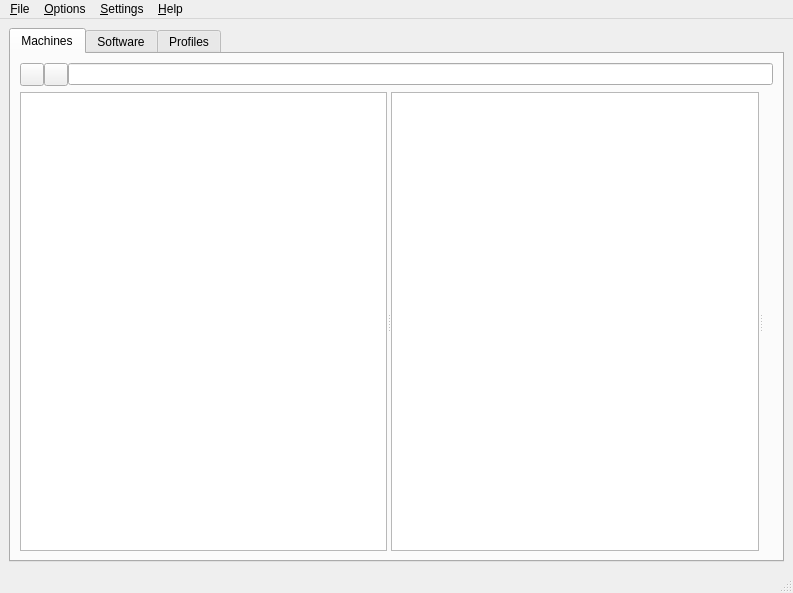
Qt form src/mainwindow.ui (npwoods/bletchmame) before a commit.
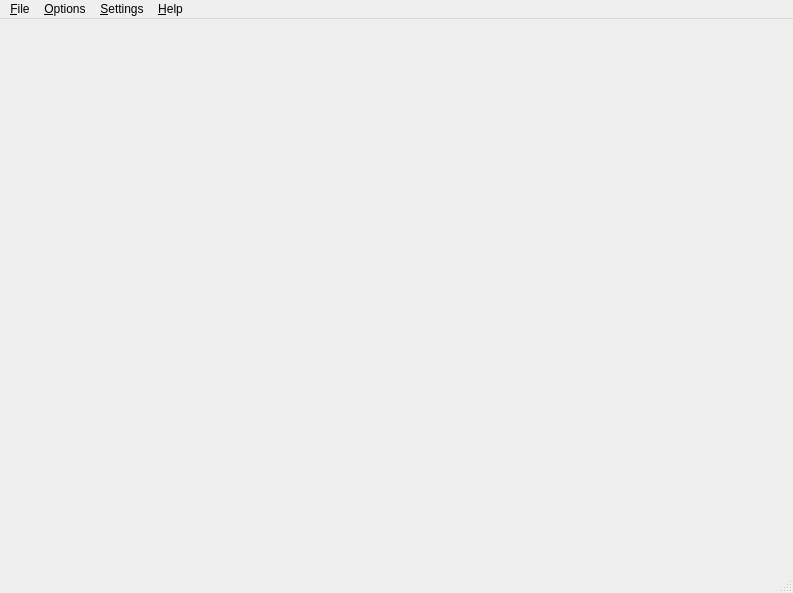
The same form after that commit. Icons and pictures are not drawn.

Commit message: Extracted logic from mainwindow.cpp pertaining to machine/profile/software selection into mainpanel.cpp

Diff of the .ui file:
```diff
--- a/src/mainwindow.ui
+++ b/src/mainwindow.ui
@@ -14,183 +14,22 @@
    <string>BletchMAME</string>
   </property>
   <widget class="QWidget" name="rootWidget">
-   <layout class="QVBoxLayout" name="verticalLayout_2">
-    <item>
-     <widget class="QTabWidget" name="tabWidget">
-      <property name="currentIndex">
-       <number>0</number>
-      </property>
-      <widget class="QWidget" name="machinesTab">
-       <attribute name="title">
-        <string>Machines</string>
-       </attribute>
-       <layout class="QVBoxLayout" name="machinesVerticalLayout">
-        <item>
-         <widget class="QWidget" name="machinesTopWidget" native="true">
-          <property name="sizePolicy">
-           <sizepolicy hsizetype="Preferred" vsizetype="Maximum">
-            <horstretch>0</horstretch>
-            <verstretch>0</verstretch>
-           </sizepolicy>
-          </property>
-          <layout class="QHBoxLayout">
-           <property name="spacing">
-            <number>0</number>
-           </property>
-           <property name="leftMargin">
-            <number>0</number>
-           </property>
-           <property name="topMargin">
-            <number>0</number>
-           </property>
-           <property name="rightMargin">
-            <number>0</number>
-           </property>
-           <property name="bottomMargin">
-            <number>0</number>
-           </property>
-           <item>
-            <widget class="QToolButton" name="machinesFoldersToggleButton">
-             <property name="icon">
-              <iconset>
-               <normaloff>:/resources/folderstoggle.png</normaloff>:/resources/folderstoggle.png</iconset>
-             </property>
-             <property name="checkable">
-              <bool>true</bool>
-             </property>
-            </widget>
-           </item>
-           <item>
-            <widget class="QToolButton" name="machinesInfoToggleButton">
-             <property name="icon">
-              <iconset>
-               <normaloff>:/resources/infotoggle.png</normaloff>:/resources/infotoggle.png</iconset>
-             </property>
-             <property name="checkable">
-              <bool>true</bool>
-             </property>
-            </widget>
-           </item>
-           <item>
-            <widget class="QLineEdit" name="machinesSearchBox"/>
-           </item>
-          </layout>
-         </widget>
-        </item>
-        <item>
-         <widget class="QSplitter" name="machinesSplitter">
-          <property name="orientation">
-           <enum>Qt::Horizontal</enum>
-          </property>
-          <widget class="QTreeView" name="machinesFolderTreeView">
-           <property name="enabled">
-            <bool>true</bool>
-           </property>
-           <property name="rootIsDecorated">
-            <bool>true</bool>
-           </property>
-           <property name="headerHidden">
-            <bool>true</bool>
-           </property>
-          </widget>
-          <widget class="QTableView" name="machinesTableView">
-           <property name="contextMenuPolicy">
-            <enum>Qt::CustomContextMenu</enum>
-           </property>
-           <property name="selectionMode">
-            <enum>QAbstractItemView::SingleSelection</enum>
-           </property>
-           <property name="selectionBehavior">
-            <enum>QAbstractItemView::SelectRows</enum>
-           </property>
-           <property name="gridStyle">
-            <enum>Qt::NoPen</enum>
-           </property>
-           <property name="sortingEnabled">
-            <bool>true</bool>
-           </property>
-          </widget>
-          <widget class="QLabel" name="machinesSnapLabel">
-           <property name="sizePolicy">
-            <sizepolicy hsizetype="Ignored" vsizetype="Ignored">
-             <horstretch>0</horstretch>
-             <verstretch>0</verstretch>
-            </sizepolicy>
-           </property>
-           <property name="text">
-            <string/>
-           </property>
-           <property name="scaledContents">
-            <bool>false</bool>
-           </property>
-           <property name="alignment">
-            <set>Qt::AlignCenter</set>
-           </property>
-          </widget>
-         </widget>
-        </item>
-       </layout>
-      </widget>
-      <widget class="QWidget" name="softwareTab">
-       <attribute name="title">
-        <string>Software</string>
-       </attribute>
-       <layout class="QVBoxLayout" name="softwareVerticalLayout">
-        <item>
-         <widget class="QLineEdit" name="softwareSearchBox"/>
-        </item>
-        <item>
-         <widget class="QTableView" name="softwareTableView">
-          <property name="contextMenuPolicy">
-           <enum>Qt::CustomContextMenu</enum>
-          </property>
-          <property name="selectionMode">
-           <enum>QAbstractItemView::SingleSelection</enum>
-          </property>
-          <property name="selectionBehavior">
-           <enum>QAbstractItemView::SelectRows</enum>
-          </property>
-          <property name="gridStyle">
-           <enum>Qt::NoPen</enum>
-          </property>
-          <property name="sortingEnabled">
-           <bool>true</bool>
-          </property>
-         </widget>
-        </item>
-       </layout>
-      </widget>
-      <widget class="QWidget" name="profilesTab">
-       <attribute name="title">
-        <string>Profiles</string>
-       </attribute>
-       <layout class="QVBoxLayout" name="profilesVerticalLayout">
-        <item>
-         <widget class="QTableView" name="profilesTableView">
-          <property name="contextMenuPolicy">
-           <enum>Qt::CustomContextMenu</enum>
-          </property>
-          <property name="editTriggers">
-           <set>QAbstractItemView::AnyKeyPressed|QAbstractItemView::EditKeyPressed|QAbstractItemView::SelectedClicked</set>
-          </property>
-          <property name="selectionMode">
-           <enum>QAbstractItemView::SingleSelection</enum>
-          </property>
-          <property name="selectionBehavior">
-           <enum>QAbstractItemView::SelectRows</enum>
-          </property>
-          <property name="gridStyle">
-           <enum>Qt::NoPen</enum>
-          </property>
-          <property name="sortingEnabled">
-           <bool>true</bool>
-          </property>
-         </widget>
-        </item>
-       </layout>
-      </widget>
-     </widget>
-    </item>
+   <layout class="QVBoxLayout" name="verticalLayout">
+    <property name="spacing">
+     <number>0</number>
+    </property>
+    <property name="leftMargin">
+     <number>0</number>
+    </property>
+    <property name="topMargin">
+     <number>0</number>
+    </property>
+    <property name="rightMargin">
+     <number>0</number>
+    </property>
+    <property name="bottomMargin">
+     <number>0</number>
+    </property>
    </layout>
   </widget>
   <widget class="QMenuBar" name="menubar">
```
The commit also changes 6 other files.
